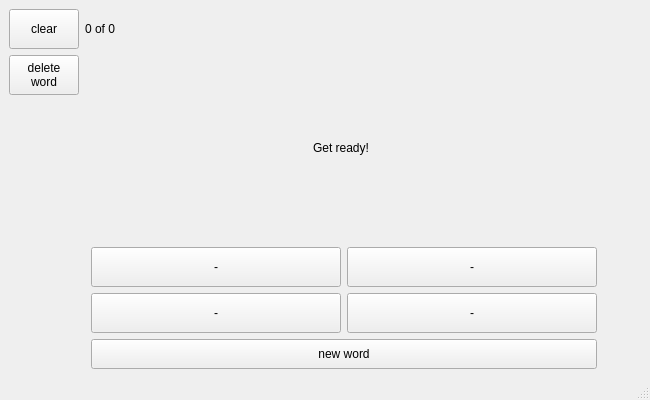
This is engWords/mainwindow.ui in Vladimir-Khlghatyan/engWords as Qt 5 draws it before an edit. The edited form follows.
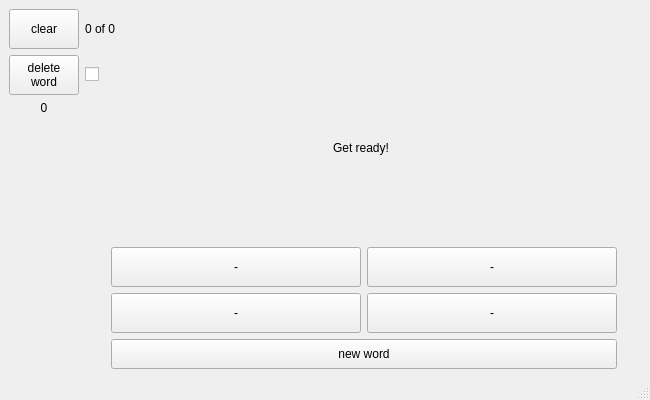
This is the edited form.

```diff
--- a/engWords/mainwindow.ui
+++ b/engWords/mainwindow.ui
@@ -27,29 +27,20 @@
   </property>
   <widget class="QWidget" name="centralwidget">
    <layout class="QGridLayout" name="gridLayout_2">
-    <item row="0" column="0">
-     <widget class="QPushButton" name="clear">
-      <property name="minimumSize">
-       <size>
-        <width>0</width>
-        <height>40</height>
-       </size>
-      </property>
-      <property name="maximumSize">
-       <size>
-        <width>70</width>
-        <height>16777215</height>
-       </size>
-      </property>
-      <property name="layoutDirection">
-       <enum>Qt::LeftToRight</enum>
-      </property>
+    <item row="1" column="2" rowspan="3" colspan="3">
+     <widget class="QLabel" name="wordLabel">
       <property name="text">
-       <string>clear</string>
+       <string>Get ready!</string>
+      </property>
+      <property name="alignment">
+       <set>Qt::AlignCenter</set>
+      </property>
+      <property name="wordWrap">
+       <bool>true</bool>
       </property>
      </widget>
     </item>
-    <item row="5" column="3">
+    <item row="6" column="4">
      <widget class="QPushButton" name="pushButton_3">
       <property name="minimumSize">
        <size>
@@ -62,72 +53,7 @@
       </property>
      </widget>
     </item>
-    <item row="3" column="4">
-     <spacer name="horizontalSpacer">
-      <property name="orientation">
-       <enum>Qt::Horizontal</enum>
-      </property>
-      <property name="sizeHint" stdset="0">
-       <size>
-        <width>40</width>
-        <height>20</height>
-       </size>
-      </property>
-     </spacer>
-    </item>
-    <item row="5" column="0">
-     <spacer name="horizontalSpacer_1">
-      <property name="orientation">
-       <enum>Qt::Horizontal</enum>
-      </property>
-      <property name="sizeHint" stdset="0">
-       <size>
-        <width>40</width>
-        <height>20</height>
-       </size>
-      </property>
-     </spacer>
-    </item>
-    <item row="0" column="4">
-     <spacer name="horizontalSpacer_4">
-      <property name="orientation">
-       <enum>Qt::Horizontal</enum>
-      </property>
-      <property name="sizeHint" stdset="0">
-       <size>
-        <width>40</width>
-        <height>20</height>
-       </size>
-      </property>
-     </spacer>
-    </item>
-    <item row="3" column="2">
-     <widget class="QPushButton" name="pushButton_0">
-      <property name="minimumSize">
-       <size>
-        <width>250</width>
-        <height>40</height>
-       </size>
-      </property>
-      <property name="text">
-       <string>-</string>
-      </property>
-     </widget>
-    </item>
-    <item row="5" column="2">
-     <widget class="QPushButton" name="pushButton_2">
-      <property name="minimumSize">
-       <size>
-        <width>250</width>
-        <height>40</height>
-       </size>
-      </property>
-      <property name="text">
-       <string>-</string>
-      </property>
-     </widget>
-    </item>
-    <item row="6" column="2" colspan="2">
+    <item row="7" column="3" colspan="2">
      <widget class="QPushButton" name="newWord">
       <property name="minimumSize">
        <size>
@@ -140,7 +66,20 @@
       </property>
      </widget>
     </item>
-    <item row="3" column="3">
+    <item row="6" column="3">
+     <widget class="QPushButton" name="pushButton_2">
+      <property name="minimumSize">
+       <size>
+        <width>250</width>
+        <height>40</height>
+       </size>
+      </property>
+      <property name="text">
+       <string>-</string>
+      </property>
+     </widget>
+    </item>
+    <item row="4" column="4">
      <widget class="QPushButton" name="pushButton_1">
       <property name="minimumSize">
        <size>
@@ -153,23 +92,33 @@
       </property>
      </widget>
     </item>
-    <item row="0" column="1" colspan="3">
-     <widget class="QLabel" name="countLabel">
-      <property name="maximumSize">
+    <item row="0" column="5">
+     <spacer name="horizontalSpacer_4">
+      <property name="orientation">
+       <enum>Qt::Horizontal</enum>
+      </property>
+      <property name="sizeHint" stdset="0">
        <size>
-        <width>16777215</width>
+        <width>40</width>
         <height>20</height>
        </size>
       </property>
+     </spacer>
+    </item>
+    <item row="4" column="3">
+     <widget class="QPushButton" name="pushButton_0">
+      <property name="minimumSize">
+       <size>
+        <width>250</width>
+        <height>40</height>
+       </size>
+      </property>
       <property name="text">
-       <string>0 of 0</string>
-      </property>
-      <property name="alignment">
-       <set>Qt::AlignLeading|Qt::AlignLeft|Qt::AlignVCenter</set>
+       <string>-</string>
       </property>
      </widget>
     </item>
-    <item row="5" column="4">
+    <item row="6" column="5">
      <spacer name="horizontalSpacer_2">
       <property name="orientation">
        <enum>Qt::Horizontal</enum>
@@ -182,7 +131,29 @@
       </property>
      </spacer>
     </item>
-    <item row="3" column="0">
+    <item row="0" column="0">
+     <widget class="QPushButton" name="clear">
+      <property name="minimumSize">
+       <size>
+        <width>0</width>
+        <height>40</height>
+       </size>
+      </property>
+      <property name="maximumSize">
+       <size>
+        <width>70</width>
+        <height>16777215</height>
+       </size>
+      </property>
+      <property name="layoutDirection">
+       <enum>Qt::LeftToRight</enum>
+      </property>
+      <property name="text">
+       <string>clear</string>
+      </property>
+     </widget>
+    </item>
+    <item row="4" column="0">
      <spacer name="horizontalSpacer_3">
       <property name="orientation">
        <enum>Qt::Horizontal</enum>
@@ -215,16 +186,62 @@
       </property>
      </widget>
     </item>
-    <item row="1" column="1" rowspan="2" colspan="3">
-     <widget class="QLabel" name="label">
+    <item row="4" column="5">
+     <spacer name="horizontalSpacer">
+      <property name="orientation">
+       <enum>Qt::Horizontal</enum>
+      </property>
+      <property name="sizeHint" stdset="0">
+       <size>
+        <width>40</width>
+        <height>20</height>
+       </size>
+      </property>
+     </spacer>
+    </item>
+    <item row="6" column="0">
+     <spacer name="horizontalSpacer_1">
+      <property name="orientation">
+       <enum>Qt::Horizontal</enum>
+      </property>
+      <property name="sizeHint" stdset="0">
+       <size>
+        <width>40</width>
+        <height>20</height>
+       </size>
+      </property>
+     </spacer>
+    </item>
+    <item row="1" column="1">
+     <widget class="QCheckBox" name="checkBox">
       <property name="text">
-       <string>Get ready!</string>
+       <string/>
       </property>
+     </widget>
+    </item>
+    <item row="2" column="0">
+     <widget class="QLabel" name="dltLabel">
+      <property name="text">
+       <string>0</string>
+      </property>
       <property name="alignment">
-       <set>Qt::AlignCenter</set>
+       <set>Qt::AlignHCenter|Qt::AlignTop</set>
       </property>
-      <property name="wordWrap">
-       <bool>true</bool>
+     </widget>
+    </item>
+    <item row="0" column="1" colspan="4">
+     <widget class="QLabel" name="countLabel">
+      <property name="maximumSize">
+       <size>
+        <width>16777215</width>
+        <height>20</height>
+       </size>
+      </property>
+      <property name="text">
+       <string>0 of 0</string>
+      </property>
+      <property name="alignment">
+       <set>Qt::AlignLeading|Qt::AlignLeft|Qt::AlignVCenter</set>
       </property>
      </widget>
     </item>
```
